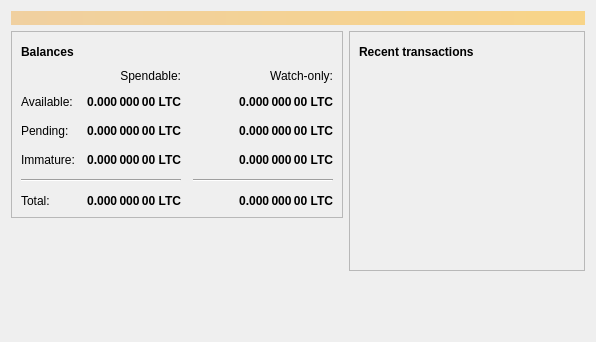
Qt form src/qt/forms/overviewpage.ui (Eternity-Soap/funcoin) before a commit.
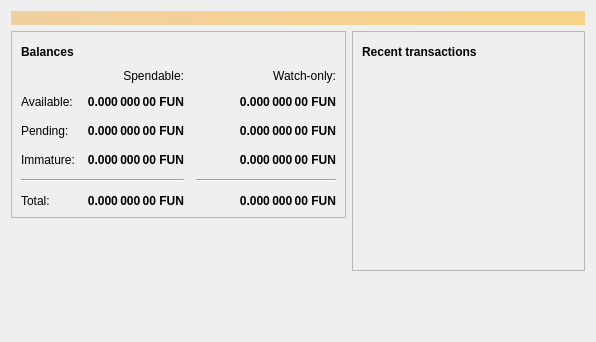
The same form after that commit. Icons and pictures are not drawn.

Patch:
```diff
--- a/src/qt/forms/overviewpage.ui
+++ b/src/qt/forms/overviewpage.ui
@@ -129,7 +129,7 @@
                <string>Unconfirmed transactions to watch-only addresses</string>
               </property>
               <property name="text">
-               <string notr="true">0.000 000 00 LTC</string>
+               <string notr="true">0.000 000 00 FUN</string>
               </property>
               <property name="alignment">
                <set>Qt::AlignRight|Qt::AlignTrailing|Qt::AlignVCenter</set>
@@ -154,7 +154,7 @@
                <string>Total of transactions that have yet to be confirmed, and do not yet count toward the spendable balance</string>
               </property>
               <property name="text">
-               <string notr="true">0.000 000 00 LTC</string>
+               <string notr="true">0.000 000 00 FUN</string>
               </property>
               <property name="alignment">
                <set>Qt::AlignRight|Qt::AlignTrailing|Qt::AlignVCenter</set>
@@ -179,7 +179,7 @@
                <string>Mined balance in watch-only addresses that has not yet matured</string>
               </property>
               <property name="text">
-               <string notr="true">0.000 000 00 LTC</string>
+               <string notr="true">0.000 000 00 FUN</string>
               </property>
               <property name="alignment">
                <set>Qt::AlignRight|Qt::AlignTrailing|Qt::AlignVCenter</set>
@@ -237,7 +237,7 @@
                <string>Mined balance that has not yet matured</string>
               </property>
               <property name="text">
-               <string notr="true">0.000 000 00 LTC</string>
+               <string notr="true">0.000 000 00 FUN</string>
               </property>
               <property name="alignment">
                <set>Qt::AlignRight|Qt::AlignTrailing|Qt::AlignVCenter</set>
@@ -282,7 +282,7 @@
                <string>Your current total balance</string>
               </property>
               <property name="text">
-               <string notr="true">0.000 000 00 LTC</string>
+               <string notr="true">0.000 000 00 FUN</string>
               </property>
               <property name="alignment">
                <set>Qt::AlignRight|Qt::AlignTrailing|Qt::AlignVCenter</set>
@@ -307,7 +307,7 @@
                <string>Current total balance in watch-only addresses</string>
               </property>
               <property name="text">
-               <string notr="true">0.000 000 00 LTC</string>
+               <string notr="true">0.000 000 00 FUN</string>
               </property>
               <property name="alignment">
                <set>Qt::AlignRight|Qt::AlignTrailing|Qt::AlignVCenter</set>
@@ -349,7 +349,7 @@
                <string>Your current spendable balance</string>
               </property>
               <property name="text">
-               <string notr="true">0.000 000 00 LTC</string>
+               <string notr="true">0.000 000 00 FUN</string>
               </property>
               <property name="alignment">
                <set>Qt::AlignRight|Qt::AlignTrailing|Qt::AlignVCenter</set>
@@ -374,7 +374,7 @@
                <string>Your current balance in watch-only addresses</string>
               </property>
               <property name="text">
-               <string notr="true">0.000 000 00 LTC</string>
+               <string notr="true">0.000 000 00 FUN</string>
               </property>
               <property name="alignment">
                <set>Qt::AlignRight|Qt::AlignTrailing|Qt::AlignVCenter</set>
```
Left out of the diff: 4 changed lines with no effect on the pictures.
